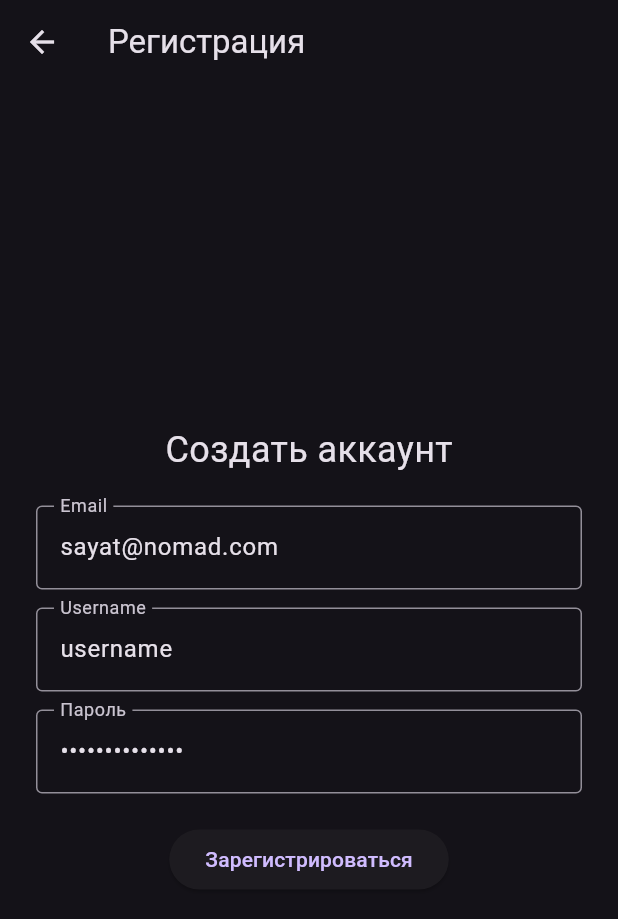
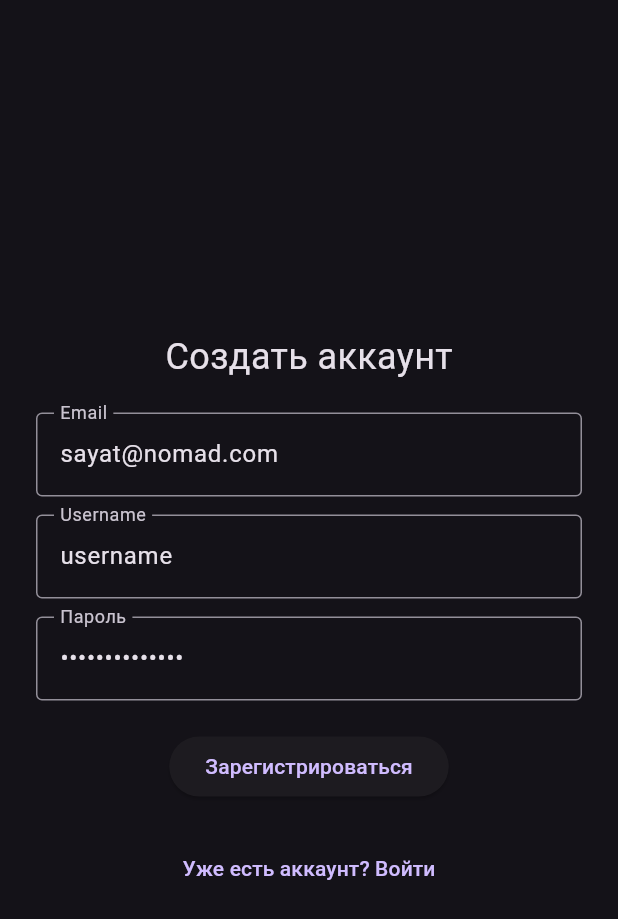
Before and after one commit to SayatYuss/nomad-gis-app, a Flutter app: the screen it shows after launch, after a tap on "Нет аккаунта? Зарегистрироваться", on a phone screen of 412 x 824 dp. Shown: the top 919 px of the screen. Run offline on Flutter 3.47's test engine with Material 3 defaults, Android fonts, the phone set to English and light mode, and no system bars; our stand-ins replace dio, flutter_riverpod, flutter_secure_storage, geolocator; missing offline and left inert: yandex_maps_mapkit_lite; network calls fail.

Commit message:
reg/log in 1 file

```diff
--- a/lib/main.dart
+++ b/lib/main.dart
@@ -4,7 +4,7 @@ import 'package:yandex_maps_mapkit_lite/init.dart' as init;
 
 // 1. Импортируем наши экраны и провайдер
 import 'presentation/providers/auth_provider.dart';
-import 'presentation/screens/auth/login_screen.dart';
+import 'presentation/screens/auth/auth_screen.dart';
 import 'presentation/screens/home_screen/homeScreen.dart';
 
 const String YANDEX_API_KEY = '841f16bb-5683-4ea7-9911-6b7811280c76'; // 🔑 вставь сюда свой ключ
@@ -44,7 +44,7 @@ class MyApp extends ConsumerWidget {
         AuthState.authenticated => const HomeScreen(),
 
         // Если не вошли - показываем экран входа
-        AuthState.unauthenticated => const LoginScreen(),
+        AuthState.unauthenticated => const AuthScreen(),
 
         // По умолчанию (пока идет проверка) - показываем загрузку
         AuthState.unknown => const Scaffold(
--- /dev/null
+++ b/lib/presentation/screens/auth/auth_screen.dart
@@ -0,0 +1,165 @@
+import 'package:flutter/material.dart';
+import 'package:flutter_riverpod/flutter_riverpod.dart';
+import '../../providers/auth_provider.dart'; // Убедись, что путь верный
+
+class AuthScreen extends ConsumerStatefulWidget {
+  const AuthScreen({super.key});
+
+  @override
+  ConsumerState<AuthScreen> createState() => _AuthScreenState();
+}
+
+class _AuthScreenState extends ConsumerState<AuthScreen> {
+  // --- Состояние ---
+  bool _isLoginMode = true; // true = Вход, false = Регистрация
+  bool _isLoading = false;
+
+  // --- Контроллеры (общие и только для регистрации) ---
+  final _identifierController = TextEditingController(text: 'admin'); // Email или Username для входа
+  final _emailController = TextEditingController(text: 'sayat@nomad.com'); // Email для регистрации
+  final _usernameController = TextEditingController(text: 'username'); // Username для регистрации
+  final _passwordController = TextEditingController(text: 'strongPassword');
+  // Используем ваш deviceId для Ubuntu
+  final _deviceId = 'flutter-app-linux-1'; // Можно сгенерировать 1 раз или брать из ОС
+
+  @override
+  void dispose() {
+    _identifierController.dispose();
+    _emailController.dispose();
+    _usernameController.dispose();
+    _passwordController.dispose();
+    super.dispose();
+  }
+
+  // --- Логика отправки формы ---
+  Future<void> _submitForm() async {
+    setState(() => _isLoading = true);
+
+    bool success = false;
+    final authNotifier = ref.read(authProvider.notifier);
+
+    if (_isLoginMode) {
+      // --- Вход ---
+      success = await authNotifier.login(
+        _identifierController.text,
+        _passwordController.text,
+        _deviceId,
+      );
+      if (!success && context.mounted) {
+        ScaffoldMessenger.of(context).showSnackBar(
+          const SnackBar(content: Text('Ошибка входа! Неверный логин или пароль.')),
+        );
+      }
+    } else {
+      // --- Регистрация ---
+      success = await authNotifier.register(
+        _emailController.text,
+        _usernameController.text,
+        _passwordController.text,
+        _deviceId,
+      );
+      if (!success && context.mounted) {
+        ScaffoldMessenger.of(context).showSnackBar(
+          const SnackBar(content: Text("Ошибка регистрации. Email или Username уже заняты?")),
+        );
+      }
+    }
+
+    // Если success == true, main.dart сам перекинет нас дальше
+    // Проверяем, смонтирован ли виджет, прежде чем менять state
+    if (mounted) {
+      setState(() => _isLoading = false);
+    }
+  }
+
+  // --- Переключение режима ---
+  void _toggleAuthMode() {
+    setState(() {
+      _isLoginMode = !_isLoginMode;
+    });
+  }
+
+  @override
+  Widget build(BuildContext context) {
+    return Scaffold(
+      body: Center(
+        child: SingleChildScrollView(
+          child: Padding(
+            padding: const EdgeInsets.all(24.0),
+            child: Column(
+              mainAxisSize: MainAxisSize.min,
+              children: [
+                // --- Заголовок ---
+                Text(
+                  _isLoginMode ? 'Вход' : 'Создать аккаунт',
+                  style: const TextStyle(fontSize: 24),
+                ),
+                const SizedBox(height: 20),
+
+                // --- Поля ввода ---
+                if (_isLoginMode) // Поле Email/Username (только для входа)
+                  TextField(
+                    controller: _identifierController,
+                    decoration: const InputDecoration(
+                      labelText: 'Email или Username',
+                      border: OutlineInputBorder(),
+                    ),
+                    keyboardType: TextInputType.emailAddress, // Примерный тип
+                  )
+                else ...[ // Поля Email и Username (только для регистрации)
+                  TextField(
+                    controller: _emailController,
+                    decoration: const InputDecoration(
+                      labelText: 'Email',
+                      border: OutlineInputBorder(),
+                    ),
+                    keyboardType: TextInputType.emailAddress,
+                  ),
+                  const SizedBox(height: 12),
+                  TextField(
+                    controller: _usernameController,
+                    decoration: const InputDecoration(
+                      labelText: 'Username',
+                      border: OutlineInputBorder(),
+                    ),
+                  ),
+                ],
+                const SizedBox(height: 12),
+
+                // Поле Пароль (общее)
+                TextField(
+                  controller: _passwordController,
+                  obscureText: true,
+                  decoration: const InputDecoration(
+                    labelText: 'Пароль',
+                    border: OutlineInputBorder(),
+                  ),
+                ),
+                const SizedBox(height: 20),
+
+                // --- Кнопка действия ---
+                _isLoading
+                    ? const CircularProgressIndicator()
+                    : ElevatedButton(
+                        onPressed: _submitForm,
+                        child: Text(_isLoginMode ? 'Войти' : 'Зарегистрироваться'),
+                      ),
+                const SizedBox(height: 20),
+
+                // --- Кнопка переключения режима ---
+                TextButton(
+                  onPressed: _isLoading ? null : _toggleAuthMode,
+                  child: Text(
+                    _isLoginMode
+                        ? 'Нет аккаунта? Зарегистрироваться'
+                        : 'Уже есть аккаунт? Войти',
+                  ),
+                ),
+              ],
+            ),
+          ),
+        ),
+      ),
+    );
+  }
+}
--- a/lib/presentation/screens/auth/login_screen.dart
+++ /dev/null
@@ -1,112 +0,0 @@
-import 'package:flutter/material.dart';
-import 'package:flutter_riverpod/flutter_riverpod.dart';
-import '../../providers/auth_provider.dart';
-import 'register_screen.dart'; // 1. Импортируем экран регистрации
-
-// Мы используем ConsumerStatefulWidget, чтобы хранить контроллеры для полей ввода
-class LoginScreen extends ConsumerStatefulWidget {
-  const LoginScreen({super.key});
-
-  @override
-  ConsumerState<LoginScreen> createState() => _LoginScreenState();
-}
-
-class _LoginScreenState extends ConsumerState<LoginScreen> {
-  // Контроллеры для получения текста из полей
-  final _identifierController = TextEditingController(text: 'admin'); // для теста
-  final _passwordController = TextEditingController(text: 'strongPassword'); // для теста
-  final _deviceId = 'flutter-app-linux-1'; // Можно сгенерировать 1 раз
-
-  bool _isLoading = false;
-
-  @override
-  void dispose() {
-    _identifierController.dispose();
-    _passwordController.dispose();
-    super.dispose();
-  }
-
-  // Асинхронная функция для входа
-  Future<void> _login() async {
-    setState(() => _isLoading = true);
-
-    final success = await ref.read(authProvider.notifier).login(
-      _identifierController.text,
-      _passwordController.text,
-      _deviceId,
-    );
-
-    if (!success && context.mounted) {
-      ScaffoldMessenger.of(context).showSnackBar(
-        const SnackBar(content: Text('Ошибка входа! Неверный логин или пароль.')),
-      );
-    }
-    // Если success == true, main.dart сам перекинет нас на MapScreen
-
-    // Проверяем, смонтирован ли виджет, прежде чем менять state
-    if (mounted) {
-       setState(() => _isLoading = false);
-    }
-  }
-
-  @override
-  Widget build(BuildContext context) {
-    return Scaffold(
-      body: Center(
-        // Оборачиваем в SingleChildScrollView для предотвращения переполнения клавиатурой
-        child: SingleChildScrollView(
-          child: Padding(
-            padding: const EdgeInsets.all(24.0),
-            child: Column(
-              mainAxisSize: MainAxisSize.min,
-              children: [
-                const Text('Вход', style: TextStyle(fontSize: 24)),
-                const SizedBox(height: 20),
-                TextField(
-                  controller: _identifierController,
-                  decoration: const InputDecoration(
-                    labelText: 'Email или Username',
-                    border: OutlineInputBorder(),
-                  ),
-                ),
-                const SizedBox(height: 12),
-                TextField(
-                  controller: _passwordController,
-                  obscureText: true,
-                  decoration: const InputDecoration(
-                    labelText: 'Пароль',
-                    border: OutlineInputBorder(),
-                  ),
-                ),
-                const SizedBox(height: 20),
-
-                // Показываем кнопку или загрузку
-                _isLoading
-                    ? const CircularProgressIndicator()
-                    : ElevatedButton(
-                        onPressed: _login,
-                        child: const Text('Войти'),
-                      ),
-
-                // 2. ДОБАВЛЕНА КНОПКА ДЛЯ ПЕРЕХОДА НА РЕГИСТРАЦИЮ
-                const SizedBox(height: 20),
-                TextButton(
-                  // Блокируем кнопку во время загрузки
-                  onPressed: _isLoading ? null : () {
-                    // 3. Переходим на RegisterScreen
-                    Navigator.of(context).push(
-                      MaterialPageRoute(
-                        builder: (context) => const RegisterScreen(),
-                      ),
-                    );
-                  },
-                  child: const Text('Нет аккаунта? Зарегистрироваться'),
-                ),
-              ],
-            ),
-          ),
-        ),
-      ),
-    );
-  }
-}
--- a/lib/presentation/screens/auth/register_screen.dart
+++ /dev/null
@@ -1,121 +0,0 @@
-import 'package:flutter/material.dart';
-import 'package:flutter_riverpod/flutter_riverpod.dart';
-import '../../providers/auth_provider.dart'; // Убедитесь, что путь верный
-
-class RegisterScreen extends ConsumerStatefulWidget {
-  // Конструктор был неполным
-  const RegisterScreen({super.key});
-
-  @override
-  ConsumerState<RegisterScreen> createState() => _RegisterScreenState();
-}
-
-class _RegisterScreenState extends ConsumerState<RegisterScreen> {
-  final _emailController = TextEditingController(text: 'sayat@nomad.com');
-  final _usernameController = TextEditingController(text: 'username');
-  final _passwordController = TextEditingController(text: 'strongPassword');
-
-  // Использование 'flutter-app-linux-1' идеально подходит для
-  // тестирования на вашей Ubuntu 22.04.
-  final _deviceId = 'flutter-app-linux-1';
-
-  bool _isLoading = false;
-
-  @override
-  void dispose() {
-    _emailController.dispose();
-    _usernameController.dispose();
-    _passwordController.dispose();
-    super.dispose();
-  }
-
-  Future<void> _register() async {
-    setState(() => _isLoading = true);
-
-    // Вызываем .register() из провайдера
-    final success = await ref.read(authProvider.notifier).register(
-          _emailController.text,
-          _usernameController.text,
-          _passwordController.text,
-          _deviceId,
-        );
-
-    // [ИСПРАВЛЕНО 1] Показываем ошибку, если !success (неудача)
-    if (!success && context.mounted) {
-      ScaffoldMessenger.of(context).showSnackBar(
-        const SnackBar(
-            content: Text("Ошибка. Email или Username уже заняты?")),
-      );
-    }
-    // Если регистрация успешна, main.dart сам нас перенаправит
-
-    if (mounted) {
-      setState(() => _isLoading = false);
-    }
-  }
-
-  @override
-  Widget build(BuildContext context) {
-    return Scaffold(
-      // Добавляем AppBar для кнопки "Назад"
-      appBar: AppBar(
-        title: const Text('Регистрация'),
-        elevation: 0,
-        backgroundColor: Colors.transparent,
-      ),
-      body: Center(
-        // SingleChildScrollView, чтобы поля не закрывались клавиатурой
-        child: SingleChildScrollView(
-          child: Padding(
-            padding: const EdgeInsets.all(24.0),
-            child: Column(
-              mainAxisSize: MainAxisSize.min,
-              children: [
-                // [ИСПРАВЛЕНО 4] Меняем заголовок
-                const Text('Создать аккаунт', style: TextStyle(fontSize: 24)),
-                const SizedBox(height: 20),
-                TextField(
-                  controller: _emailController,
-                  decoration: const InputDecoration(
-                    labelText: 'Email',
-                    border: OutlineInputBorder(),
-                  ),
-                  keyboardType: TextInputType.emailAddress,
-                ),
-                const SizedBox(height: 12),
-                TextField(
-                  controller: _usernameController,
-                  decoration: const InputDecoration(
-                    labelText: 'Username',
-                    border: OutlineInputBorder(),
-                  ),
-                ),
-                const SizedBox(height: 12),
-
-                // [ИСПРАВЛЕНО 2] Добавляем недостающее поле пароля
-                TextField(
-                  controller: _passwordController,
-                  obscureText: true, // Скрываем пароль
-                  decoration: const InputDecoration(
-                    labelText: 'Пароль',
-                    border: OutlineInputBorder(),
-                  ),
-                ),
-                const SizedBox(height: 20),
-
-                _isLoading
-                    ? const CircularProgressIndicator()
-                    : ElevatedButton(
-                        // [ИСПРАВЛЕНО 3] Вызываем _register
-                        onPressed: _register,
-                        // [ИСПРАВЛЕНО 5] Меняем текст кнопки
-                        child: const Text('Зарегистрироваться'),
-                      ),
-              ],
-            ),
-          ),
-        ),
-      ),
-    );
-  }
-}
--- a/lib/presentation/screens/home_screen/map_screen.dart
+++ b/lib/presentation/screens/home_screen/map_screen.dart
@@ -15,10 +15,6 @@ class _MapScreenState extends State<MapScreen> {
 
   @override
   Widget build(BuildContext context) {
-    return MaterialApp(
-      home: Scaffold(
-        body: YandexMap(onMapCreated: (mapWindow) => _mapWindow = mapWindow)
-      )
-    );
+    return  YandexMap(onMapCreated: (mapWindow) => _mapWindow = mapWindow);
   }
 }
--- a/lib/presentation/screens/home_screen/profile_screen.dart
+++ b/lib/presentation/screens/home_screen/profile_screen.dart
@@ -46,7 +46,7 @@ class ProfileScreen extends ConsumerWidget {
                     // -- Аватар --
                     CircleAvatar(
                       radius: 50,
-                      backgroundColor: theme.colorScheme.surfaceVariant, // Фон, если картинка не загрузится
+                      backgroundColor: theme.colorScheme.surfaceContainerHighest, // Фон, если картинка не загрузится
                       // Используем NetworkImage для загрузки из URL
                       // Обрабатываем случай, если avatarUrl == null или пустой
                       backgroundImage: (avatarUrl != null && avatarUrl.isNotEmpty)
```
